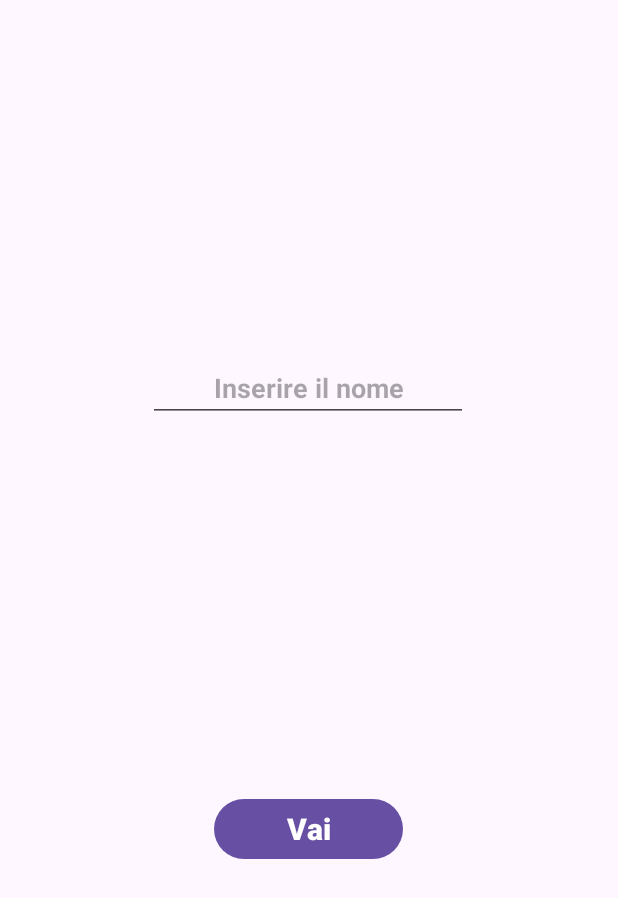
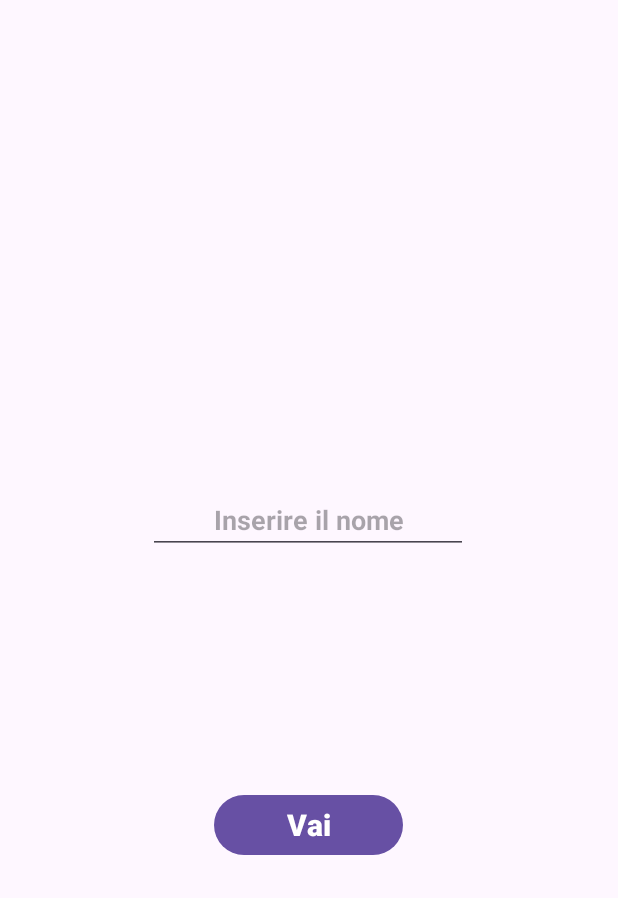
Before and after one commit to Mario21145/CF_Calculator, an Android app: the GetSurname screen opened through its navigation route, after a tap on "Vai", on a phone screen of 412 x 824 dp. Shown: the top 898 px of the screen. Run offline under Robolectric (Android 15) with nearby library versions, the phone set to English and light mode, and no system bars; our stand-ins replace data binding; 4 statements that could not run were skipped.

Commit message:
TODO see the null textView

```diff
--- a/app/src/main/java/com/example/calculator_cf/AppViewModel.kt
+++ b/app/src/main/java/com/example/calculator_cf/AppViewModel.kt
@@ -17,6 +17,10 @@ class AppViewModel : ViewModel() {
     var live_CF: MutableLiveData<String> = _liveCF
         get() = _liveCF
 
+    init {
+        this.live_CF.value = ""
+    }
+
 
     //Logic Home exitProcess(0)
     fun exit_app() {
@@ -25,7 +29,7 @@ class AppViewModel : ViewModel() {
 
     //Logic getName
 
-    fun check_Consonants_And_Vocals(name: List<Char>) : String{
+    fun getNameAndgetSurname(name: List<Char>): String {
         val consonants = listOf(
             'b',
             'c',
@@ -75,18 +79,19 @@ class AppViewModel : ViewModel() {
 
         var maxLenghtChar = 3
 
-        if(!v.isEmpty()){
-            if(c.size != maxLenghtChar){
+        if (!v.isEmpty()) {
+            if (c.size != maxLenghtChar) {
                 //Log.d("position" , "$position")
-                when(c.size){
+                when (c.size) {
                     0 -> char_result = c.plus(v).toMutableList()
                     1 -> {
                         var i = 0
-                         while (i < 1){
-                             char_result =  c.plus(v[i]).toMutableList()
-                             i++
-                         }
+                        while (i < 1) {
+                            char_result = c.plus(v[i]).toMutableList()
+                            i++
+                        }
                     }
+
                     2 -> char_result = c.plus(v[0]).toMutableList()
                 }
             }
@@ -101,11 +106,11 @@ class AppViewModel : ViewModel() {
     }
 
 
-    fun UpdateLiveData(result : String){
-        if(live_CF.value!!.isEmpty()){
-            live_CF.value = result
+    fun UpdateLiveData(result: String) {
+        if (live_CF.value!!.isEmpty()) {
+            if (live_CF.value == _liveCF.value) _liveCF.value = result
         } else {
-            live_CF.value= live_CF.value.plus(result)
+            live_CF.value = live_CF.value.plus(result)
         }
     }
 
@@ -114,5 +119,4 @@ class AppViewModel : ViewModel() {
 
 
 
-
 }
--- a/app/src/main/java/com/example/calculator_cf/GetSurname.kt
+++ b/app/src/main/java/com/example/calculator_cf/GetSurname.kt
@@ -18,8 +18,8 @@ import com.example.calculator_cf.databinding.FragmentGetSurnameBinding
 class GetSurname : Fragment() {
 
     private val viewModel: AppViewModel by activityViewModels()
-    private lateinit var binding : FragmentGetSurnameBinding
-    private lateinit var result : String
+    private lateinit var binding: FragmentGetSurnameBinding
+    private lateinit var result: String
 
 
     override fun onCreate(savedInstanceState: Bundle?) {
@@ -29,18 +29,22 @@ class GetSurname : Fragment() {
         }
     }
 
-    override fun onCreateView(inflater: LayoutInflater, container: ViewGroup?, savedInstanceState: Bundle?
+    override fun onCreateView(
+        inflater: LayoutInflater, container: ViewGroup?, savedInstanceState: Bundle?
     ): View? {
         binding = DataBindingUtil.inflate(inflater, R.layout.fragment_get_surname, container, false)
         return binding.root
+
     }
 
     override fun onViewCreated(view: View, savedInstanceState: Bundle?) {
         super.onViewCreated(view, savedInstanceState)
 
 
+        var button_surname = binding.buttonSurname
 
-        var button_surname = binding.buttonSurname
+
+
 
         binding.editTextSurname.addTextChangedListener(object : TextWatcher {
             override fun beforeTextChanged(s: CharSequence?, start: Int, count: Int, after: Int) {
@@ -51,22 +55,27 @@ class GetSurname : Fragment() {
                 val surname = binding.editTextSurname.text
                 val surnameLowerCase = surname.map { it.lowercaseChar() }
                 val surname_list = surnameLowerCase.toList()
-                result = viewModel.check_Consonants_And_Vocals(surname_list)
+                result = viewModel.getNameAndgetSurname(surname_list)
 
-                if(surname_list.isNotEmpty()) {
+                if(surname.isNotEmpty()){
                     binding.LiveCFText.text = getString(R.string.CF_live_Data, result)
                 }
             }
+
             override fun afterTextChanged(s: Editable?) {
             }
         })
 
-        button_surname.setOnClickListener(){
-            viewModel.UpdateLiveData(result)
-            findNavController().navigate(R.id.action_getSurname_to_getName) }
+        button_surname.setOnClickListener() {
+            var state = true
+            if(state){
+                viewModel.UpdateLiveData(result)
+                findNavController().navigate(R.id.action_getSurname_to_getName)
+                state = false
+            }
+
+        }
     }
-
-
 
 
     companion object {
--- a/app/src/main/res/layout/fragment_get_name.xml
+++ b/app/src/main/res/layout/fragment_get_name.xml
@@ -23,6 +23,7 @@
                 android:id="@+id/Live_CF_Text"
                 android:layout_width="wrap_content"
                 android:layout_height="wrap_content"
+                android:layout_marginTop="64dp"
                 android:text="@{@string/CF_live_Data(AppViewModel.live_CF)}"
                 android:textSize="20dp"
                 android:textStyle="bold"
@@ -30,15 +31,13 @@
                 app:layout_constraintEnd_toEndOf="parent"
                 app:layout_constraintStart_toStartOf="parent"
                 app:layout_constraintTop_toTopOf="parent"
-                app:layout_constraintVertical_bias="0.449"
-                tools:text="@string/CF_live_Data"
-                />
+                tools:text="@string/CF_live_Data" />
 
             <EditText
                 android:id="@+id/editTextText"
                 android:layout_width="wrap_content"
                 android:layout_height="wrap_content"
-                android:layout_marginTop="236dp"
+                android:layout_marginTop="324dp"
                 android:ems="10"
                 android:hint="@string/name"
                 android:inputType="text"
@@ -55,6 +54,7 @@
                 android:id="@+id/button_name"
                 android:layout_width="126dp"
                 android:layout_height="48dp"
+                android:layout_marginBottom="92dp"
                 android:text="Vai"
                 android:textSize="20dp"
                 android:textStyle="bold"
@@ -62,7 +62,8 @@
                 app:layout_constraintEnd_toEndOf="parent"
                 app:layout_constraintHorizontal_bias="0.498"
                 app:layout_constraintStart_toStartOf="parent"
-                app:layout_constraintTop_toBottomOf="@+id/editTextText" />
+                app:layout_constraintTop_toBottomOf="@+id/editTextText"
+                app:layout_constraintVertical_bias="0.497" />
 
         </androidx.constraintlayout.widget.ConstraintLayout>
 
```
Also changed, not shown: app/src/main/java/com/example/calculator_cf/getName.kt (+11 -7 lines), app/src/main/res/layout/fragment_get_surname.xml (+5 -7 lines).
